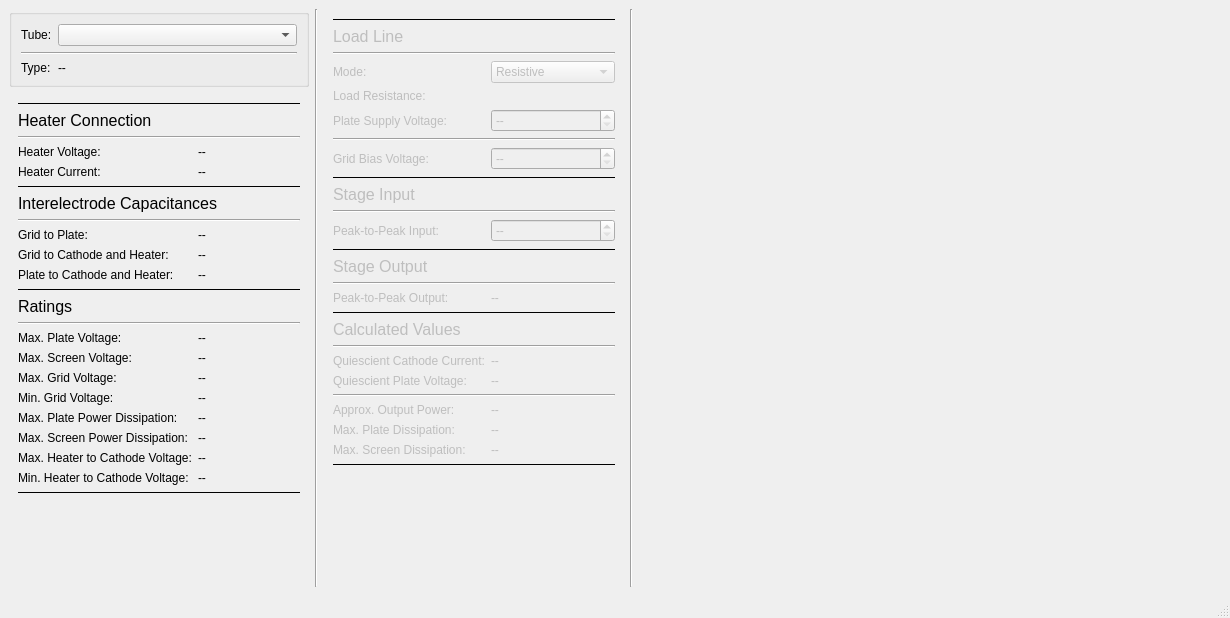
will-marshall00921/LoadLineCalculator, file src/mainwindow.ui: the form before one commit.
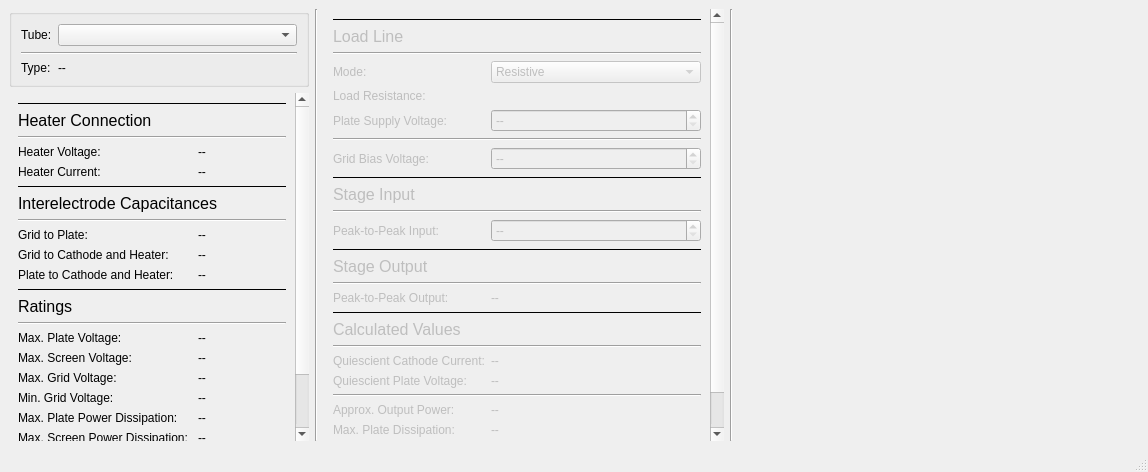
The form after the commit. Icons and pictures are not drawn. Custom widgets are drawn as their Qt base class.

Commit message: v0.3.0 - Change: Updated the 5881 curves to be smoother - Feature: Added input plate voltage range plotting - Feature: Added output plate voltage range calculation - Feature: Added reactive load line calculations - Bugfix: Prevented the user from setting a bias   point before a load line has been calculated - Bugfix: Added a minimum size for the plot widget

```diff
--- a/src/mainwindow.ui
+++ b/src/mainwindow.ui
@@ -6,8 +6,8 @@
    <rect>
     <x>0</x>
     <y>0</y>
-    <width>1230</width>
-    <height>618</height>
+    <width>1148</width>
+    <height>472</height>
    </rect>
   </property>
   <property name="windowTitle">
@@ -32,14 +32,14 @@
        <bool>true</bool>
       </property>
       <property name="sizePolicy">
-       <sizepolicy hsizetype="Maximum" vsizetype="Expanding">
+       <sizepolicy hsizetype="Minimum" vsizetype="Expanding">
         <horstretch>0</horstretch>
         <verstretch>0</verstretch>
        </sizepolicy>
       </property>
       <property name="minimumSize">
        <size>
-        <width>300</width>
+        <width>400</width>
         <height>0</height>
        </size>
       </property>
@@ -57,8 +57,8 @@
         <rect>
          <x>0</x>
          <y>0</y>
-         <width>300</width>
-         <height>546</height>
+         <width>388</width>
+         <height>491</height>
         </rect>
        </property>
        <layout class="QFormLayout" name="formLayout_2">
@@ -520,8 +520,8 @@
         <rect>
          <x>0</x>
          <y>0</y>
-         <width>300</width>
-         <height>467</height>
+         <width>288</width>
+         <height>448</height>
         </rect>
        </property>
        <layout class="QFormLayout" name="formLayout_5">
@@ -883,6 +883,12 @@
         <verstretch>0</verstretch>
        </sizepolicy>
       </property>
+      <property name="minimumSize">
+       <size>
+        <width>400</width>
+        <height>400</height>
+       </size>
+      </property>
      </widget>
     </item>
    </layout>
```
Left out of the diff: 4 changed lines with no effect on the pictures. The commit also changes 8 other files.
